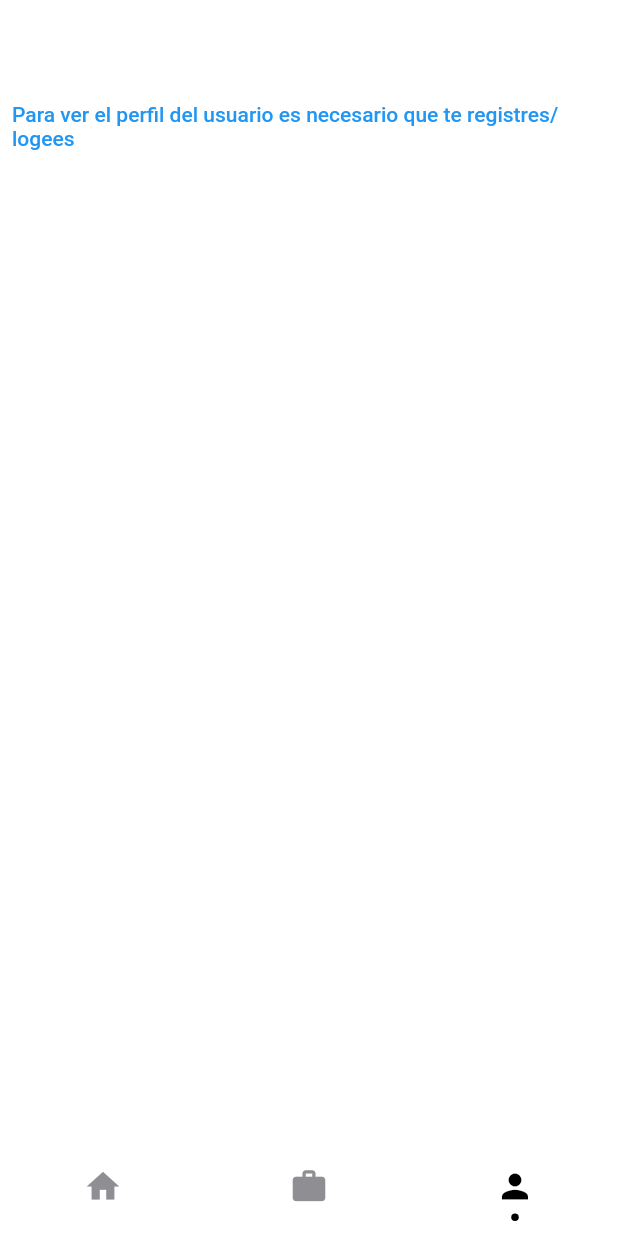
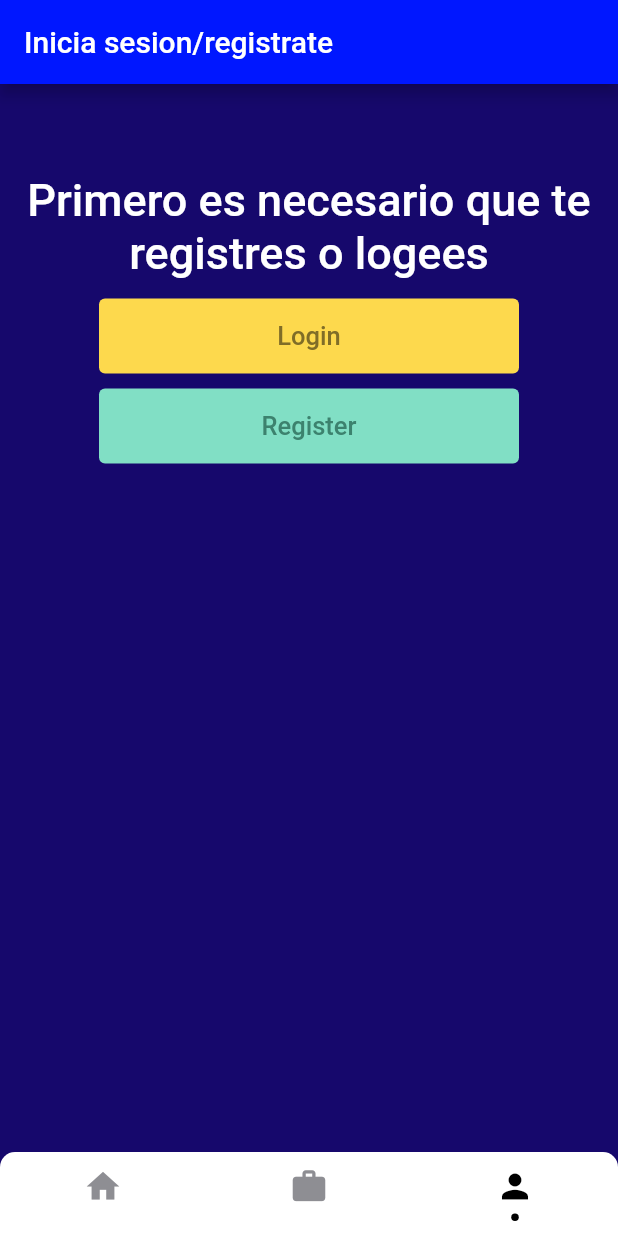
Before and after one commit to GonzaloGuasch/Rosebud-FRONT, a Flutter app: the screen it shows after launch, item 3 of the bottom bar chosen, on a phone screen of 412 x 824 dp. Run offline on Flutter 3.47's test engine with Material 2 defaults, Android fonts, the phone set to English and light mode, and no system bars; drawn by our look-alikes of persistent_bottom_nav_bar; our stand-ins replace flutter_rating_bar, localstorage, select_form_field; missing offline and left inert: feature_discovery; network calls fail.

Commit message:
Register/login pantalla en marketplace, movies y profile

```diff
--- a/lib/widgets/profile/VisitUserProfile.dart
+++ b/lib/widgets/profile/VisitUserProfile.dart
@@ -18,7 +18,7 @@ class VisitUserProfile extends StatefulWidget {
 class _VisitUserProfileState extends State<VisitUserProfile> {
   final String username;
   bool sigueAUsuario = false;
-  var amountReviews;
+  List<dynamic> amountReviews;
   _VisitUserProfileState(this.username);
 
   @override
@@ -66,10 +66,10 @@ class _VisitUserProfileState extends State<VisitUserProfile> {
           ),
           Padding(
             padding: const EdgeInsets.only(left: 20.0),
-            child: Text(this.username + " publico " + this.amountReviews.toString() + " reviews",
+            child: Text(this.username + " publico " + this.amountReviews.length.toString() + " reviews",
                 style: TextStyle(fontSize: 20.0,fontWeight: FontWeight.w700)),
           ),
-          this.sigueAUsuario ? Text("Lo seguis") : IconButton(icon: Icon(Icons.add, size: 30), onPressed: () { this.seguirAUsuario(); },)
+          this.sigueAUsuario ? Text("Lo seguis") : IconButton(icon: Icon(Icons.add, size: 30), onPressed: () { this.seguirAUsuario(); })
         ],
       )
     );
--- a/lib/widgets/profile/userProfile.dart
+++ b/lib/widgets/profile/userProfile.dart
@@ -8,6 +8,7 @@ import 'package:rosebud_front/constants/constants.dart';
 import 'package:http/http.dart' as http;
 import 'package:rosebud_front/data_model/UserData.dart';
 import 'package:rosebud_front/widgets/profile/userFollow.dart';
+import 'package:rosebud_front/widgets/user/LoginUser.dart';
 import 'package:rosebud_front/widgets/user/RegisterUser.dart';
 import 'StatsUser.dart';
 
@@ -185,30 +186,66 @@ class RegisterUserProfile extends StatelessWidget {
   final LocalStorage storage;
   RegisterUserProfile(this.storage);
 
-
-
   @override
   Widget build(BuildContext context) {
-
     void callback() {
        Navigator.pop(context);
     }
 
-    return Padding(
+    return Scaffold(
+      appBar: AppBar(title: const Text('Inicia sesion/registrate'),
+                     backgroundColor: Color(0xff0017ff)),
+      backgroundColor: Color(0xff16086c),
+      body: Padding(
         padding: const EdgeInsets.only(top: 60),
         child: Container(
             child: Column(
               children: [
-            TextButton(onPressed: () {
+                  Padding(
+                    padding: const EdgeInsets.only(bottom: 13),
+                    child: Text('Primero es necesario que te registres o logees ',
+                                textAlign: TextAlign.center,
+                                style: TextStyle(color: Colors.white, fontSize: 30, fontWeight: FontWeight.w500)),
+                  ),
+                SizedBox(
+                  width: 280,
+                  height: 50,
+                  child:TextButton(
+                          style: ButtonStyle(
+                                  backgroundColor: MaterialStateProperty.all<Color>(Color(0xfffdd94d)),
+                                  foregroundColor: MaterialStateProperty.all<Color>(Color(0xff806d27))),
+                          child: Text('Login', style: TextStyle(fontSize: 17, fontWeight: FontWeight.w500)),
+                          onPressed: () {
+                            Navigator.push(
+                              context,
+                              MaterialPageRoute(builder: (context) => LoginUser(this.storage, callback)),
+                            );
+                          },
+                  ),
+                ),
+                Padding(
+                  padding: const EdgeInsets.only(top: 10),
+                  child: SizedBox(
+                    width: 280,
+                    height: 50,
+                    child:TextButton(
+                      style: ButtonStyle(
+                          backgroundColor: MaterialStateProperty.all<Color>(Color(0xff81dfc5)),
+                          foregroundColor: MaterialStateProperty.all<Color>(Color(0xff3c826e))),
+                      child: Text('Register', style: TextStyle(fontSize: 17, fontWeight: FontWeight.w500)),
+                      onPressed: () {
                         Navigator.push(
                           context,
                           MaterialPageRoute(builder: (context) => RegisterUser(this.storage, callback)),
                         );
                       },
-              child: Text('Para ver el perfil del usuario es necesario que te registres/logees'))
+                    ),
+                  ),
+                ),
               ],
             )
         ),
+      )
     );
   }
 }
```
Also changed, not shown: lib/widgets/Marketplace/Marketplace.dart (+3 -4 lines), lib/widgets/review/LeaveReview.dart (+2 -7 lines), lib/widgets/user/LoginUser.dart (added, +98 -0 lines). Lines whose indentation alone changed are shown as unchanged.
